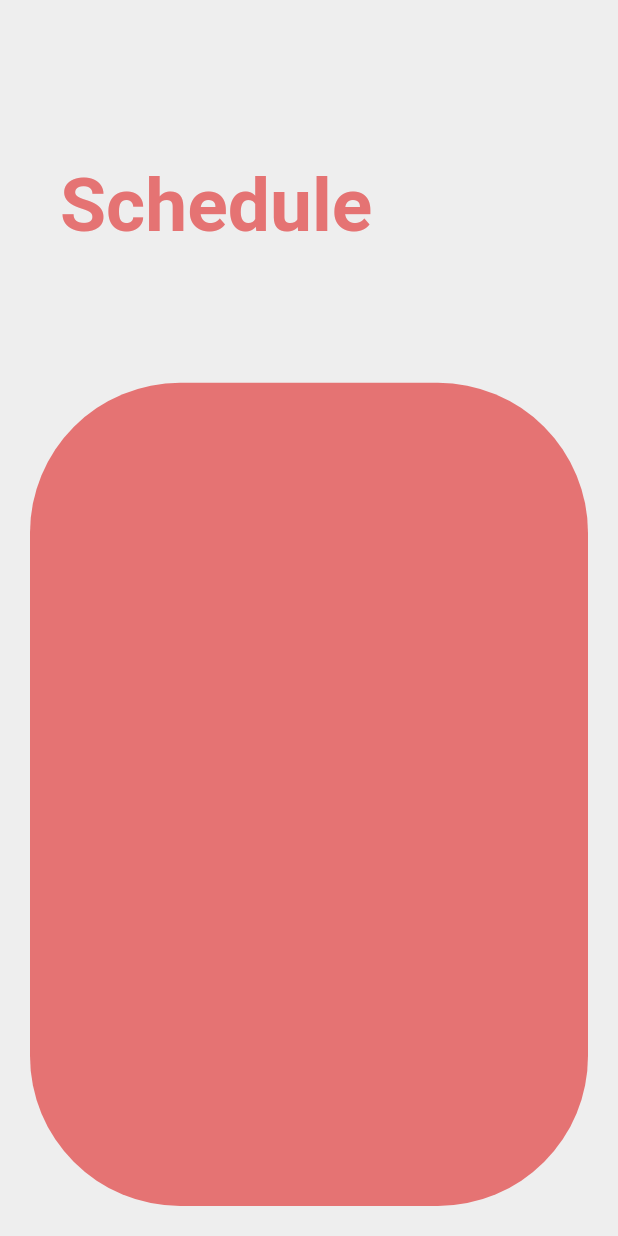
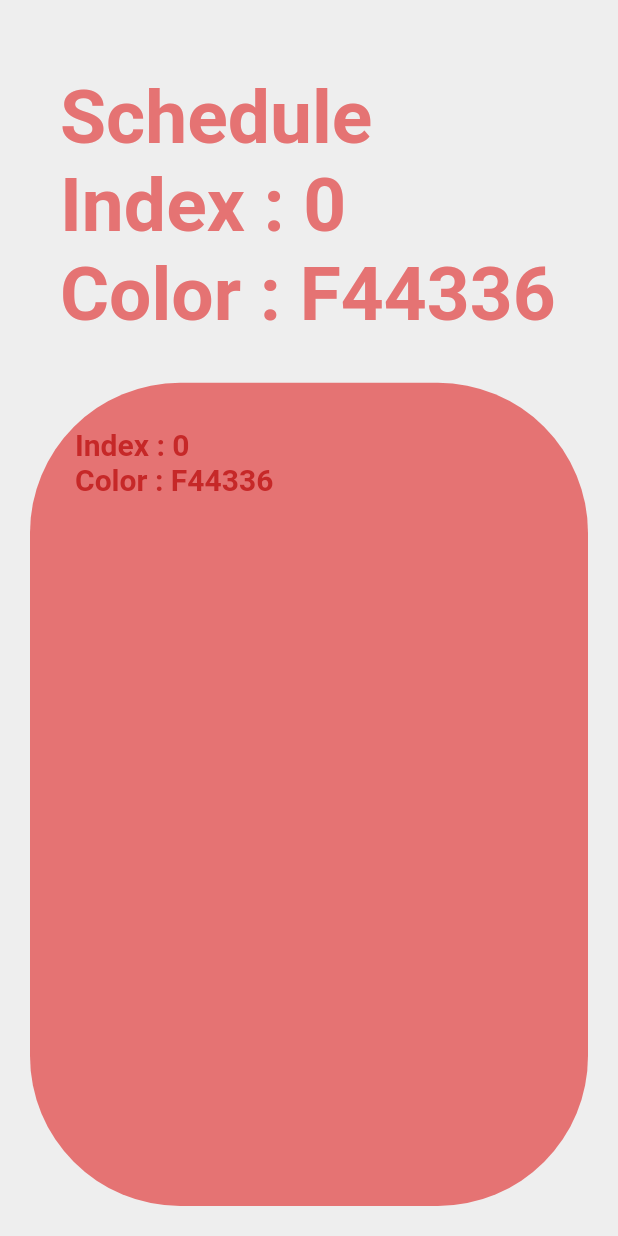
Before and after one commit to rooky0509/ontime, a Flutter app: the screen it shows after launch, on a phone screen of 412 x 824 dp. Run offline on Flutter 3.47's test engine with Material 2 defaults, Android fonts, the phone set to English and light mode, and no system bars.

Commit message:
page scroll

```diff
--- a/lib/main.dart
+++ b/lib/main.dart
@@ -30,68 +30,34 @@ class _HomePageState extends State<HomePage> {
     initialPage: 0, //먼저 보여주는 페이지
     viewportFraction: 1 //뷰가 채우는 값 [ ex) 1:1화면에 1개 , 1/2:1화면에 2개 ]
   );
+  final List<MaterialColor> cols = [Colors.red,Colors.orange,Colors.amber,Colors.lime,Colors.green,Colors.teal,Colors.cyan,Colors.blue,Colors.indigo,Colors.purple,Colors.pink,Colors.brown,Colors.grey];
 
-  //No changes here
   @override
   Widget build(BuildContext context) {
+    double width = MediaQuery.of(context).size.width;
+    double height = MediaQuery.of(context).size.height;
     double statusBarHeight = MediaQuery.of(context).padding.top;
-    return Scaffold(
-      backgroundColor: Colors.grey.shade200,
-      body: Container(
-        padding: EdgeInsets.only(top: statusBarHeight),
-        child: Column(
-          children: <Widget>[
-            Expanded(
-              child: PageView.builder(
-                physics: BouncingScrollPhysics(),
-                controller: _pageController,
-                itemCount: 100,
-                itemBuilder: (context, index) => pageInner(index),
-              ),
-            )
-          ],
-        ),
-      ),
+
+
+    Widget pageInner(int index) {
+      void _scroll(int index) {
+        _pageController.animateTo(
+          width*index,
+          duration: Duration(milliseconds: (_pageController.page!.floor() - index).abs()*300),
+          curve: Curves.fastOutSlowIn,
         );
       }
-
-  //Changes here only
-  pageInner(int index) {
       return AnimatedBuilder(
         animation: _pageController,
         builder: (context, child) {
-        double value = 1.0;
-        String test = "test!!";
-        if (_pageController.position.haveDimensions) {
-          value = _pageController.page! - index;
-
-          if (value >= 0) {
-            //pi = 180
-            double _lowerLimit = pi/1;
-            double _upperLimit = pi/2;
-            //value = (_upperLimit - (value.abs() * (_upperLimit - _lowerLimit)))
-            //    .clamp(_lowerLimit, _upperLimit);
-            //value = _upperLimit - value;
-            //value *= -1;
-            //value = _lowerLimit;
-            test = "_lowerLimit: ${_lowerLimit} \n_upperLimit: ${_upperLimit}";
-          }
-        } else {
-          //Won't work properly in case initialPage in changed in PageController
-          if(index == 0){
-            value = 0;
-          } else if(index == 1){
-            value = -1;
-          }
-        }
-        List<MaterialColor> cols = [Colors.red,Colors.green,Colors.blue,Colors.purple,Colors.amber,Colors.orange];
+          double value = 0.0;
+          if (_pageController.position.haveDimensions) value = _pageController.page! - index;
           return Transform(
-          transform: Matrix4.identity()
-            ..setEntry(3, 2, 0.002)
-            ..rotateY(-value)
-            //..rotateX(value)//(50-index)/100*5
-            ,
+            transform: Matrix4.identity()..setEntry(3, 2, 0.003)..rotateY(-value),
             alignment: Alignment.center,
+            child: GestureDetector(
+              onDoubleTap: ()=>_scroll(0),
+              onLongPress: ()=>_scroll(_pageController.page!.floor()+3),
               child: Container(
                 padding: EdgeInsets.all(20),
                 color: Colors.grey.shade200,
@@ -103,7 +69,7 @@ class _HomePageState extends State<HomePage> {
                         padding: EdgeInsets.all(20),
                         alignment: Alignment.centerLeft,
                         child: Text(
-                      "Schedule",
+                          "Schedule\nIndex : $index\nColor : ${(cols[index%cols.length]).value.toRadixString(16).toUpperCase().substring(2)}",
                           style: TextStyle(
                             fontSize: 50,
                             color: (cols[index%cols.length]).shade300,
@@ -115,63 +81,53 @@ class _HomePageState extends State<HomePage> {
                     Expanded(
                       flex: 7,
                       child: Container(
+                        padding: EdgeInsets.all(30),
+                        width: double.infinity,
                         decoration: BoxDecoration(
                             color: (cols[index%cols.length]).shade300,
                           borderRadius: BorderRadius.circular(100)
+                        ),
+                        child: Text(
+                          "Index : $index\nColor : ${(cols[index%cols.length]).value.toRadixString(16).toUpperCase().substring(2)}",
+                          style: TextStyle(
+                            fontSize: 20,
+                            color: (cols[index%cols.length]).shade800,
+                            fontWeight: FontWeight.bold
+                          ),
                         ),
                       )
                     )
                   ],
                 ),
+              ),
             )
+
           );
         },
-      //child: Card(color: Colors.blue,),
       );
     }
+
+
+    return Scaffold(
+      backgroundColor: Colors.grey.shade200,
+      body: Container(
+        padding: EdgeInsets.only(top: statusBarHeight),
+        child: Column(
+          children: <Widget>[
+            Expanded(
+              child: PageView.builder(
+                physics: BouncingScrollPhysics(),
+                controller: _pageController,
+                itemCount: 50,
+                itemBuilder: (context, index) => pageInner(index),
+              ),
+            )
+          ],
+        ),
+      ),
+    );
   }
 
-class OnboardingPage extends StatelessWidget {
-  const OnboardingPage(
-      {Key? key,
-      required this.text,
-      required this.color,
-      required this.title})
-      : super(key: key);
-
-  final String title;
-  final String text;
-  final Color color;
-
-  @override
-  Widget build(BuildContext context) {
-    return Column(
-      crossAxisAlignment: CrossAxisAlignment.stretch,
-      children: <Widget>[
-        SizedBox(
-          height: 50,
-        ),
-        Padding(
-          padding: const EdgeInsets.symmetric(horizontal: 30),
-          child: Text(
-            title,
-            style: TextStyle(fontSize: 48),
-          ),
-        ),
-        SizedBox(
-          height: 37,
-        ),
-        Expanded(
-          child: Padding(
-              padding: const EdgeInsets.symmetric(horizontal: 12),
-              child: Container(color:Colors.teal)),
-        ),
-        SizedBox(
-          height: 12,
-        ),
-      ],
-    );
-  }
 }
 /*
   @override
```
Lines whose indentation alone changed are shown as unchanged.
